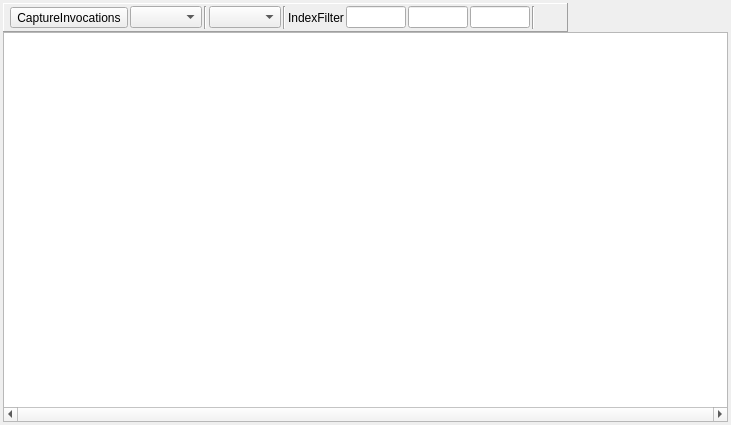
The window that qrenderdoc/Windows/RayTraceInfoViewer.ui (Mario-Cui/renderdoc) describes before a commit, drawn with Qt 5.
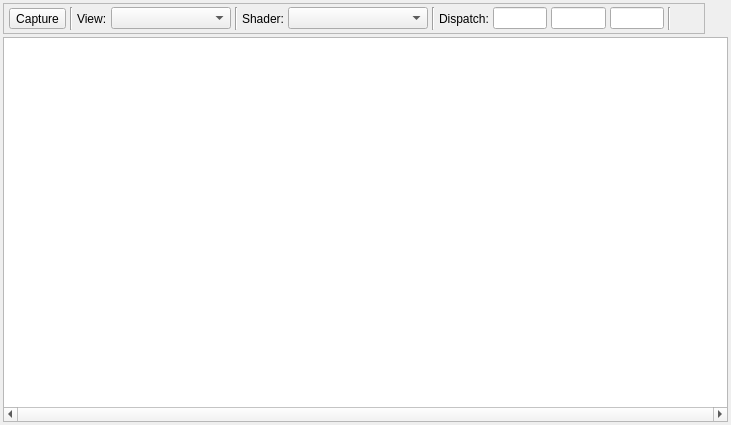
The same window after the commit. Icons and pictures are not drawn. Custom widgets are drawn as their Qt base class.

```diff
--- a/qrenderdoc/Windows/RayTraceInfoViewer.ui
+++ b/qrenderdoc/Windows/RayTraceInfoViewer.ui
@@ -15,7 +15,7 @@
   </property>
   <layout class="QVBoxLayout" name="verticalLayout">
    <property name="spacing">
-    <number>0</number>
+    <number>3</number>
    </property>
    <property name="leftMargin">
     <number>3</number>
@@ -32,7 +32,7 @@
    <item>
     <layout class="QHBoxLayout" name="horizontalLayout">
      <property name="spacing">
-      <number>0</number>
+      <number>4</number>
      </property>
      <property name="sizeConstraint">
       <enum>QLayout::SetDefaultConstraint</enum>
@@ -46,37 +46,37 @@
      <item>
       <widget class="QFrame" name="frame">
        <property name="frameShape">
-        <enum>QFrame::Panel</enum>
+        <enum>QFrame::StyledPanel</enum>
        </property>
        <property name="frameShadow">
-        <enum>QFrame::Raised</enum>
+        <enum>QFrame::Plain</enum>
        </property>
        <layout class="QHBoxLayout" name="horizontalLayout_2">
         <property name="spacing">
-         <number>2</number>
+         <number>4</number>
         </property>
         <property name="leftMargin">
-         <number>6</number>
+         <number>5</number>
         </property>
         <property name="topMargin">
-         <number>2</number>
+         <number>3</number>
         </property>
         <property name="rightMargin">
-         <number>6</number>
+         <number>5</number>
         </property>
         <property name="bottomMargin">
-         <number>2</number>
+         <number>3</number>
         </property>
         <item>
          <widget class="QToolButton" name="captureInvocations">
           <property name="text">
-           <string>CaptureInvocations</string>
+           <string>Capture</string>
+          </property>
+          <property name="autoRaise">
+           <bool>false</bool>
           </property>
          </widget>
         </item>
-        <item>
-         <widget class="QComboBox" name="rayInfoType"/>
-        </item>
         <item>
          <widget class="Line" name="line">
           <property name="orientation">
@@ -85,7 +85,21 @@
          </widget>
         </item>
         <item>
-         <widget class="QComboBox" name="shaderTypes"/>
+         <widget class="QLabel" name="rayInfoTypeLabel">
+          <property name="text">
+           <string>View:</string>
+          </property>
+         </widget>
+        </item>
+        <item>
+         <widget class="QComboBox" name="rayInfoType">
+          <property name="minimumSize">
+           <size>
+            <width>120</width>
+            <height>0</height>
+           </size>
+          </property>
+         </widget>
         </item>
         <item>
          <widget class="Line" name="line_2">
@@ -94,10 +108,34 @@
           </property>
          </widget>
         </item>
+        <item>
+         <widget class="QLabel" name="shaderTypesLabel">
+          <property name="text">
+           <string>Shader:</string>
+          </property>
+         </widget>
+        </item>
+        <item>
+         <widget class="QComboBox" name="shaderTypes">
+          <property name="minimumSize">
+           <size>
+            <width>140</width>
+            <height>0</height>
+           </size>
+          </property>
+         </widget>
+        </item>
+        <item>
+         <widget class="Line" name="line_3">
+          <property name="orientation">
+           <enum>Qt::Vertical</enum>
+          </property>
+         </widget>
+        </item>
         <item>
          <widget class="QLabel" name="indexFilter">
           <property name="text">
-           <string>IndexFilter</string>
+           <string>Dispatch:</string>
           </property>
          </widget>
         </item>
@@ -132,7 +170,7 @@
          </widget>
         </item>
         <item>
-         <widget class="Line" name="line_3">
+         <widget class="Line" name="line_4">
           <property name="orientation">
            <enum>Qt::Vertical</enum>
           </property>
@@ -183,9 +221,15 @@
    </item>
    <item>
     <widget class="RDTableView" name="counterResults">
+     <property name="alternatingRowColors">
+      <bool>true</bool>
+     </property>
      <property name="horizontalScrollBarPolicy">
       <enum>Qt::ScrollBarAlwaysOn</enum>
      </property>
+     <property name="showGrid">
+      <bool>true</bool>
+     </property>
      <property name="selectionMode">
       <enum>QAbstractItemView::ExtendedSelection</enum>
      </property>
```
Left out of the diff: 15 changed lines with no effect on the pictures.
